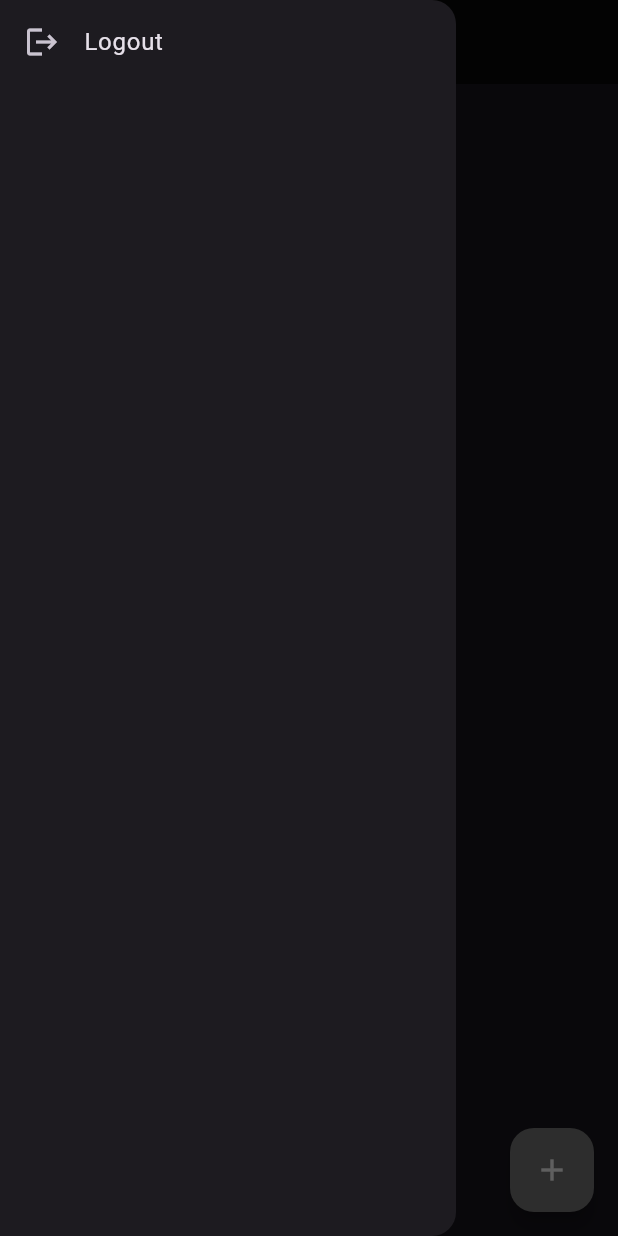
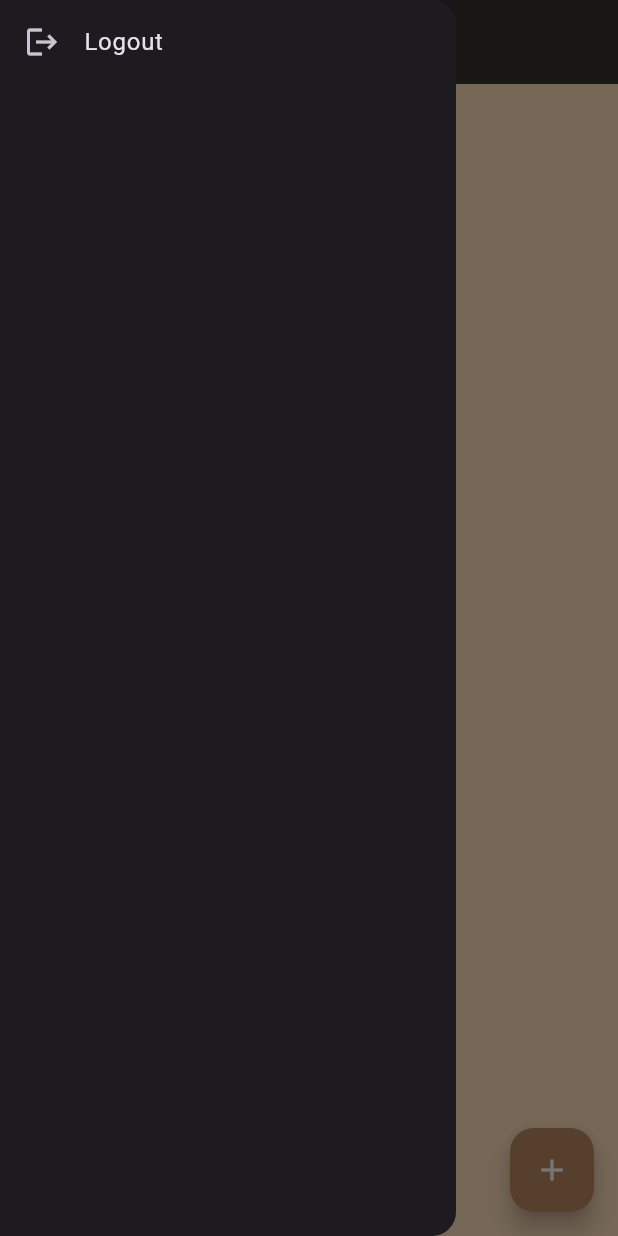
Before and after one commit to AldyFaturrohman/projectuasppb, a Flutter app: the HomePage screen opened directly, with the side drawer open, on a phone screen of 412 x 824 dp. Run offline on Flutter 3.47's test engine with Material 3 defaults, Android fonts, the phone set to English and light mode, and no system bars; our stand-ins replace cloud_firestore, firebase_auth, firebase_core, google_fonts, google_sign_in; accounts and stored records are empty; Roboto replaces fonts that are missing (lato).

Commit message:
Changes UI Home Page

```diff
--- a/lib/Pages/homepage.dart
+++ b/lib/Pages/homepage.dart
@@ -57,23 +57,23 @@ class _HomePageState extends State<HomePage> {
         },
         child: Icon(
           Icons.add,
-          color: Colors.white70,
+          color: Colors.white,
         ),
-        backgroundColor: Colors.grey[700],
+        backgroundColor: Color.fromARGB(255, 190, 138, 98),
       ),
       appBar: AppBar(
         title: Text(
-          "Notes",
+          "MemoX",
           style: TextStyle(
             fontSize: 32.0,
             fontFamily: "lato",
             fontWeight: FontWeight.bold,
-            color: Colors.white70,
+            color: Colors.white,
           ),
         ),
         centerTitle: true,
         elevation: 0.0,
-        backgroundColor: Color(0xff070706),
+        backgroundColor: Color.fromARGB(255, 52, 51, 49),
       ),
       drawer: Drawer(
         child: SafeArea(
@@ -90,7 +90,9 @@ class _HomePageState extends State<HomePage> {
           ),
         ),
       ),
-      body: FutureBuilder<QuerySnapshot>(
+      body: Container(
+        color: Color.fromARGB(255, 255, 223, 186),
+        child: FutureBuilder<QuerySnapshot>(
           future: ref.get(),
           builder: (context, snapshot) {
             if (snapshot.hasData) {
@@ -99,7 +101,7 @@ class _HomePageState extends State<HomePage> {
                   child: Text(
                     "You have no saved Notes !",
                     style: TextStyle(
-                    color: Colors.white70,
+                      color: Colors.black12,
                     ),
                   ),
                 );
@@ -169,6 +171,7 @@ class _HomePageState extends State<HomePage> {
             }
           },
         ),
+      ),
     );
   }
 }
```
Lines whose indentation alone changed are shown as unchanged.
